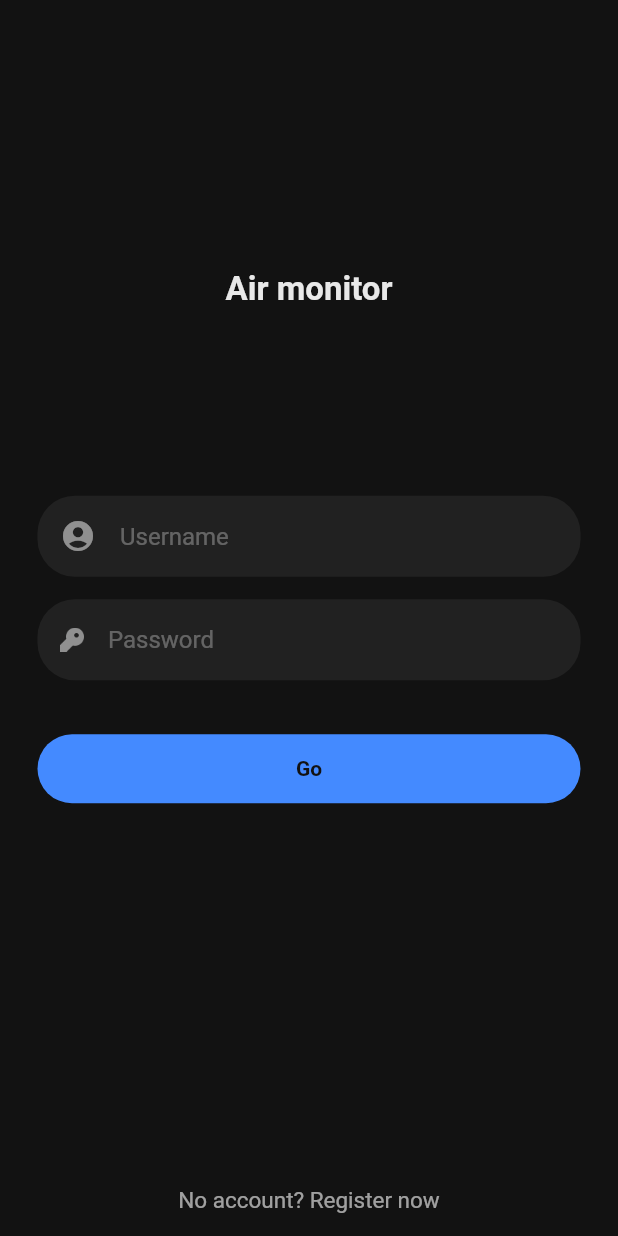
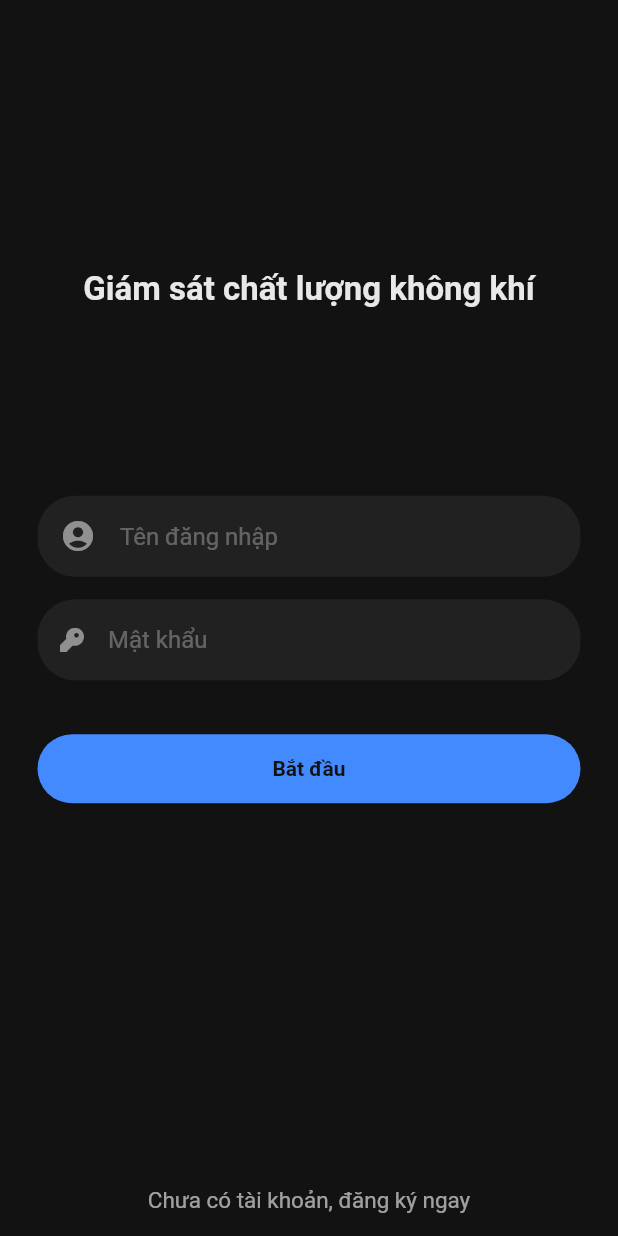
Before and after one commit to mduccc/o2-mobile, a Flutter app: the screen it shows after launch, on a phone screen of 412 x 824 dp. Run offline on Flutter 3.47's test engine with Material 2 defaults, Android fonts, the phone set to English and light mode, and no system bars; our stand-ins replace fl_chart, html_unescape, rxdart, socket_io_client, sqflite, toast; accounts and stored records are empty.

Commit message:
Switch To VietNam

```diff
--- a/lib/ui/fragment/BottomSheet.dart
+++ b/lib/ui/fragment/BottomSheet.dart
@@ -169,7 +169,7 @@ class _BottomSheetState extends State<BottomSheet> {
             child: Container(
               margin: EdgeInsets.only(bottom: 15),
               child: Text(
-                'Air Current: ',
+                'Các chỉ số không khí hiện tại: ',
                 style: TextStyle(
                   color: Colors.white,
                   fontWeight: FontWeight.bold,
--- a/lib/ui/screen/DeviceScreen.dart
+++ b/lib/ui/screen/DeviceScreen.dart
@@ -103,7 +103,7 @@ class _DeviceState extends State<DeviceScreen> {
               fit: BoxFit.scaleDown,
               alignment: FractionalOffset.centerLeft,
               child: Text(
-                'Control my devices',
+                'Điều khiển các thiết bị',
                 style: TextStyle(
                     color: Colors.white,
                     fontSize: 16,
--- a/lib/ui/screen/LoginScreen.dart
+++ b/lib/ui/screen/LoginScreen.dart
@@ -69,7 +69,7 @@ class _LoginScreenState extends State<LoginScreen> {
                         child: Align(
                           alignment: FractionalOffset.bottomCenter,
                           child: Text(
-                            'Air monitor',
+                            'Giám sát chất lượng không khí',
                             textAlign: TextAlign.center,
                             style: TextStyle(
                                 fontSize: 22,
@@ -124,7 +124,7 @@ class _LoginScreenState extends State<LoginScreen> {
                                           maxLines: 1,
                                           decoration: InputDecoration(
                                               border: InputBorder.none,
-                                              hintText: 'Username',
+                                              hintText: 'Tên đăng nhập',
                                               icon: Icon(
                                                 Icons.account_circle,
                                                 color: Colors.white
@@ -162,7 +162,7 @@ class _LoginScreenState extends State<LoginScreen> {
                                           maxLines: 1,
                                           decoration: InputDecoration(
                                               border: InputBorder.none,
-                                              hintText: 'Password',
+                                              hintText: 'Mật khẩu',
                                               icon: Opacity(
                                                 opacity: 0.5,
                                                 child: Image.asset(
@@ -192,7 +192,7 @@ class _LoginScreenState extends State<LoginScreen> {
                                           child: Container(
                                             margin: EdgeInsets.all(15),
                                             child: Text(
-                                              'Go',
+                                              'Bắt đầu',
                                               style: TextStyle(
                                                   fontWeight: FontWeight.bold),
                                             ),
@@ -228,7 +228,7 @@ class _LoginScreenState extends State<LoginScreen> {
                                               // Check login result
                                               if (loginModel != null) {
                                                 if (loginModel.code == 200) {
-                                                  notify(loginModel.message,
+                                                  notify('Đã đăng nhập',
                                                       Colors.green);
 
                                                   // Open DB
@@ -249,8 +249,13 @@ class _LoginScreenState extends State<LoginScreen> {
                                                   // Go to HomeScreen
                                                   goToHomeIfAvailable();
                                                 } else {
-                                                  notify(loginModel.message,
-                                                      Colors.orange);
+                                                  if (loginModel.code == 401)
+                                                    notify(
+                                                        'Sai thông tin đăng nhập',
+                                                        Colors.orange);
+                                                  else
+                                                    notify(loginModel.message,
+                                                        Colors.orange);
                                                   setState(() {
                                                     this._onLogin = false;
                                                   });
@@ -280,7 +285,7 @@ class _LoginScreenState extends State<LoginScreen> {
                           child: Container(
                             margin: EdgeInsets.only(bottom: 15),
                             child: Text(
-                              'No account? Register now',
+                              'Chưa có tài khoản, đăng ký ngay',
                               style: TextStyle(
                                 fontSize: 15,
                                 color: Colors.white.withOpacity(0.6),
```
Also changed, not shown: lib/ui/screen/ProfileScreen.dart (+5 -5 lines).
